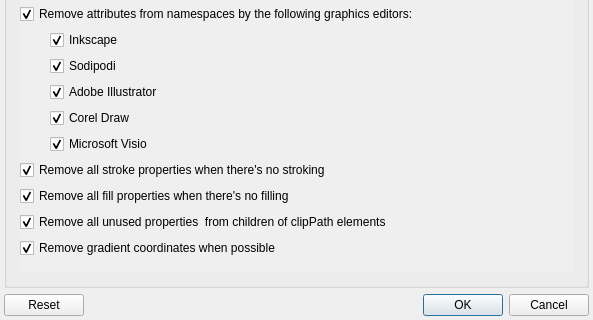
The window that src/wizarddialog.ui (RazrFalcon/svgcleaner) describes before a commit, drawn with Qt 5; both pictures show x 0 to 593 and y 271 to 591 of the 593 by 591 pixel window.
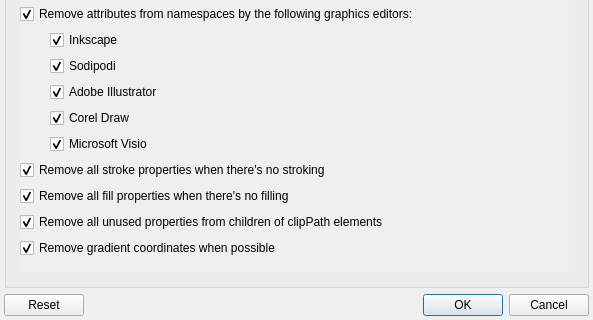
The same window after the commit. The open tabs and pages were chosen to show the change. Custom widgets are drawn as their Qt base class.

Diff of the .ui file:
```diff
--- a/src/wizarddialog.ui
+++ b/src/wizarddialog.ui
@@ -1037,8 +1037,8 @@
               <rect>
                <x>0</x>
                <y>0</y>
-               <width>489</width>
-               <height>425</height>
+               <width>563</width>
+               <height>464</height>
               </rect>
              </property>
              <layout class="QVBoxLayout" name="verticalLayout_8">
@@ -1300,7 +1300,7 @@
                  <string notr="true">remove-clippath-atts</string>
                 </property>
                 <property name="text">
-                 <string>Remove all unused properties  from children of clipPath elements</string>
+                 <string>Remove all unused properties from children of clipPath elements</string>
                 </property>
                 <property name="checked">
                  <bool>true</bool>
```
Left out of the diff: 14 changed lines with no effect on the pictures.
